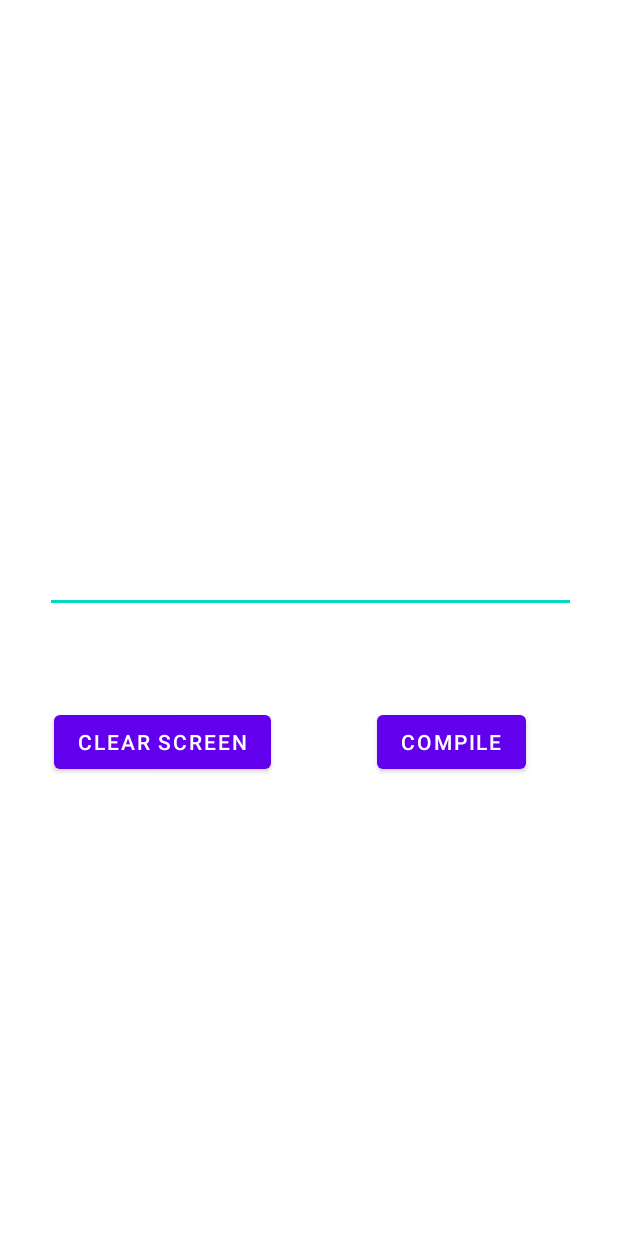
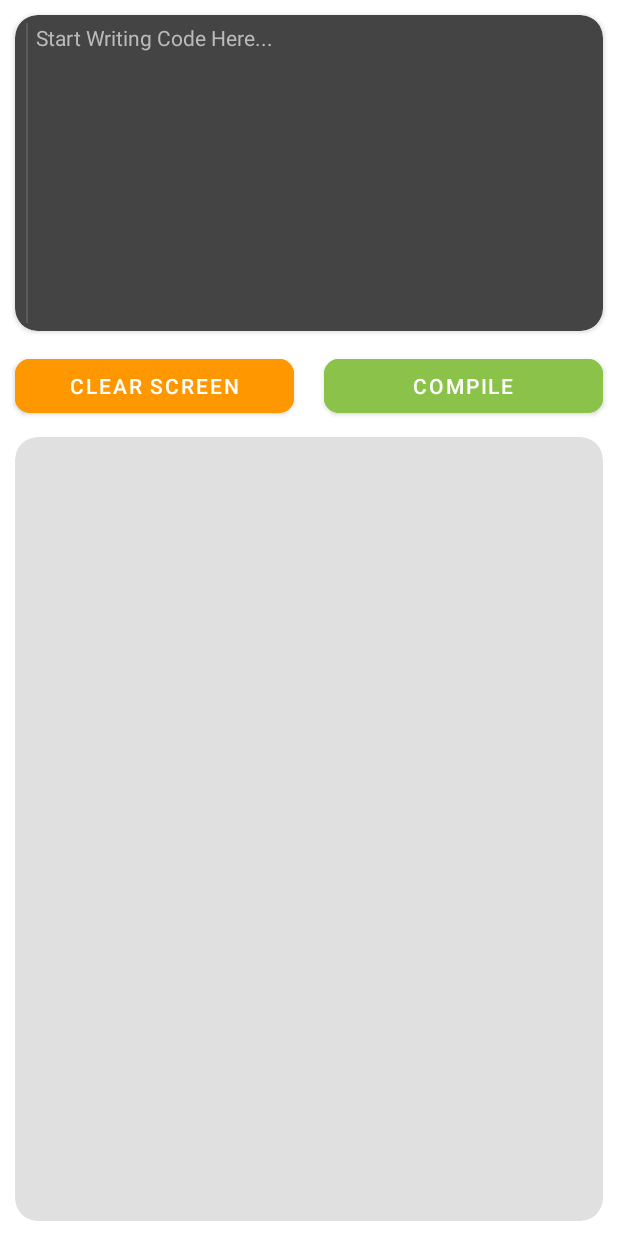
Before and after one commit to protocorn/Pocket-IDE, an Android app: the layout activity_main.xml on its own in the app's theme, with its tools: preview values and no code run, on a phone screen of 412 x 824 dp. Run offline under Robolectric (Android 15) with nearby library versions, the phone set to English and light mode, and no system bars.

Commit message:
updated layout

```diff
--- a/app/build.gradle
+++ b/app/build.gradle
@@ -8,7 +8,7 @@ android {
 
     defaultConfig {
         applicationId "com.example.pocketide"
-        minSdkVersion 26
+        minSdkVersion 27
         targetSdkVersion 30
         versionCode 1
         versionName "1.0"
@@ -33,7 +33,7 @@ dependencies {
     implementation 'androidx.appcompat:appcompat:1.3.1'
     implementation 'com.google.android.material:material:1.4.0'
     implementation 'androidx.constraintlayout:constraintlayout:2.1.1'
-    testImplementation 'junit:junit:4.+'
+    testImplementation 'junit:junit:4.13.2'
     androidTestImplementation 'androidx.test.ext:junit:1.1.3'
     androidTestImplementation 'androidx.test.espresso:espresso-core:3.4.0'
 }
--- a/app/src/main/java/com/example/pocketide/MainActivity.java
+++ b/app/src/main/java/com/example/pocketide/MainActivity.java
@@ -11,6 +11,7 @@ public class MainActivity extends AppCompatActivity {
     protected void onCreate(Bundle savedInstanceState) {
         super.onCreate(savedInstanceState);
         setContentView(R.layout.activity_main);
+        getSupportActionBar().hide();
 
         Toast.makeText(this, "hello", Toast.LENGTH_SHORT).show();
     }
--- /dev/null
+++ b/app/src/main/res/drawable/outline.xml
@@ -0,0 +1,18 @@
+<?xml version="1.0" encoding="utf-8"?>
+<shape xmlns:android="http://schemas.android.com/apk/res/android"
+    android:padding="10dp"
+    android:shape="rectangle" >
+
+    <solid android:color="#ffffff" />
+
+    <stroke
+        android:width="2dp"
+        android:color="#b3b3b3" />
+
+    <corners
+        android:bottomLeftRadius="10dp"
+        android:bottomRightRadius="10dp"
+        android:topLeftRadius="10dp"
+        android:topRightRadius="10dp" />
+
+</shape>
--- a/app/src/main/res/layout/activity_main.xml
+++ b/app/src/main/res/layout/activity_main.xml
@@ -6,53 +6,107 @@
     android:layout_height="match_parent"
     tools:context=".MainActivity">
 
+    <androidx.cardview.widget.CardView
+        android:id="@+id/cardView"
+        android:layout_width="match_parent"
+        android:layout_height="0dp"
+        android:layout_margin="10dp"
+        app:cardBackgroundColor="#444444"
+        app:cardCornerRadius="15dp"
+        app:layout_constraintEnd_toEndOf="parent"
+        app:layout_constraintStart_toStartOf="parent"
+        app:layout_constraintTop_toTopOf="parent">
+
+        <LinearLayout
+            android:layout_width="match_parent"
+            android:layout_height="match_parent"
+            android:orientation="horizontal"
+            android:padding="5dp"
+            android:visibility="visible"
+            android:weightSum="2">
+
+            <androidx.recyclerview.widget.RecyclerView
+                android:id="@+id/recyclerView"
+                android:layout_width="wrap_content"
+                android:layout_height="match_parent">
+
+            </androidx.recyclerview.widget.RecyclerView>
+
+            <View
+                android:id="@+id/divider"
+                android:layout_width="1dp"
+                android:layout_height="match_parent"
+                android:layout_marginLeft="2dp"
+                android:background="?android:attr/listDivider"
+                android:backgroundTint="#FFFFFF" />
+
             <EditText
                 android:id="@+id/editTextTextMultiLine"
-        android:layout_width="354dp"
-        android:layout_height="349dp"
-        android:layout_marginTop="59dp"
-        android:layout_marginEnd="28dp"
+                android:layout_width="match_parent"
+                android:layout_height="wrap_content"
+                android:layout_marginLeft="5dp"
+                android:background="#444444"
                 android:ems="10"
                 android:gravity="start|top"
+                android:hint="Start Writing Code Here..."
                 android:importantForAutofill="no"
                 android:inputType="textMultiLine"
+                android:minHeight="200dp"
+                android:textColor="#FFFFFF"
+                android:textColorHint="#bbbbbb"
+                android:textSize="14sp"
+                tools:ignore="TextContrastCheck" />
+
+        </LinearLayout>
+    </androidx.cardview.widget.CardView>
+
+    <LinearLayout
+        android:id="@+id/linearLayout2"
+        android:layout_width="match_parent"
+        android:layout_height="wrap_content"
+        android:orientation="horizontal"
+        app:layout_constraintBottom_toBottomOf="parent"
         app:layout_constraintEnd_toEndOf="parent"
-        app:layout_constraintTop_toTopOf="parent"
-        tools:ignore="TextContrastCheck" />
+        app:layout_constraintHorizontal_bias="0.0"
+        app:layout_constraintStart_toStartOf="parent"
+        app:layout_constraintTop_toBottomOf="@+id/cardView"
+        app:layout_constraintVertical_bias="0.023">
 
         <Button
             android:id="@+id/button"
-        android:layout_width="wrap_content"
+            android:layout_width="100dp"
             android:layout_height="wrap_content"
-        android:layout_marginStart="36dp"
-        android:layout_marginTop="16dp"
-        android:layout_marginBottom="259dp"
+            android:layout_marginLeft="10dp"
+            android:layout_marginRight="10dp"
+            android:layout_weight="1"
+            android:backgroundTint="#FF9800"
             android:text="@string/clear_screen"
-        app:layout_constraintBottom_toBottomOf="parent"
-        app:layout_constraintStart_toStartOf="parent"
-        app:layout_constraintTop_toBottomOf="@+id/editTextTextMultiLine" />
+            android:visibility="visible"
+            app:cornerRadius="10dp" />
 
         <Button
             android:id="@+id/button2"
-        android:layout_width="wrap_content"
+            android:layout_width="100dp"
             android:layout_height="wrap_content"
-        android:layout_marginTop="16dp"
-        android:layout_marginEnd="61dp"
-        android:layout_marginBottom="259dp"
+            android:layout_marginLeft="10dp"
+            android:layout_marginRight="10dp"
+            android:layout_weight="1"
+            android:backgroundTint="#8BC34A"
             android:text="@string/compile"
+            android:visibility="visible"
+            app:cornerRadius="10dp" />
+    </LinearLayout>
+
+    <androidx.cardview.widget.CardView
+        android:layout_width="match_parent"
+        android:layout_height="0dp"
+        android:layout_margin="10dp"
+        app:cardBackgroundColor="#e0e0e0"
+        app:cardCornerRadius="15dp"
+        app:cardElevation="0dp"
         app:layout_constraintBottom_toBottomOf="parent"
         app:layout_constraintEnd_toEndOf="parent"
-        app:layout_constraintTop_toBottomOf="@+id/editTextTextMultiLine" />
-
-    <androidx.recyclerview.widget.RecyclerView
-        android:id="@+id/recyclerView"
-        android:layout_width="45dp"
-        android:layout_height="284dp"
-        android:layout_marginStart="28dp"
-        android:layout_marginTop="59dp"
-        app:layout_constraintBottom_toTopOf="@+id/editTextTextMultiLine"
         app:layout_constraintStart_toStartOf="parent"
-        app:layout_constraintTop_toTopOf="parent"
-        app:layout_constraintVertical_bias="0.0" />
+        app:layout_constraintTop_toBottomOf="@+id/linearLayout2" />
 
 </androidx.constraintlayout.widget.ConstraintLayout>
```
Lines whose indentation alone changed are shown as unchanged.
